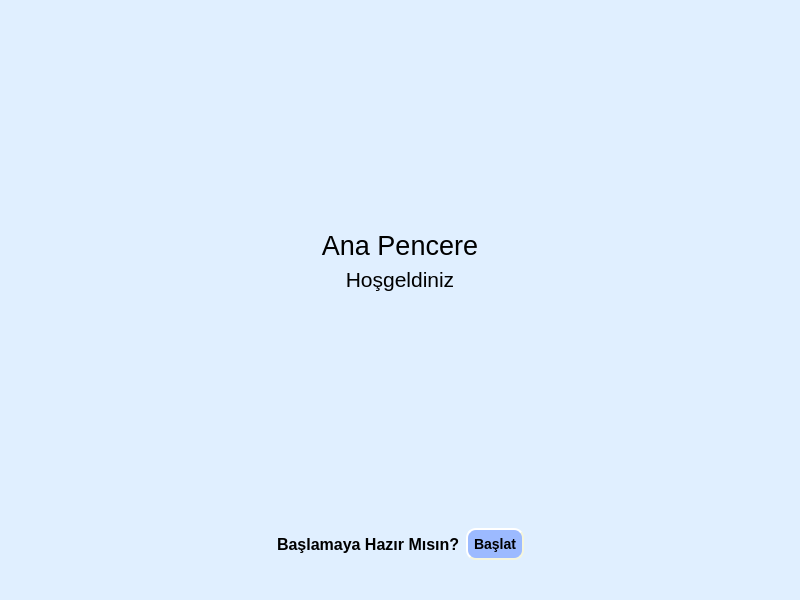
The window that ui/MainWindow.ui (barancinar/EmotionDetection) describes before a commit, drawn with Qt 5.
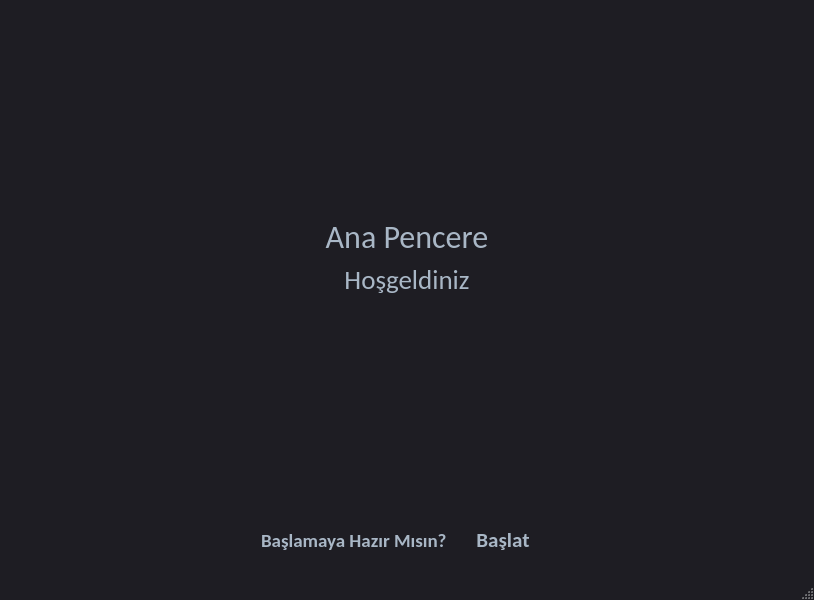
The same window after the commit.

Diff of the .ui file:
```diff
--- a/ui/MainWindow.ui
+++ b/ui/MainWindow.ui
@@ -6,7 +6,7 @@
    <rect>
     <x>0</x>
     <y>0</y>
-    <width>800</width>
+    <width>814</width>
     <height>600</height>
    </rect>
   </property>
@@ -14,9 +14,16 @@
    <string>MainWindow</string>
   </property>
   <property name="styleSheet">
-   <string notr="true">background-color: rgb(224, 239, 255);</string>
+   <string notr="true">
+QMainWindow {
+	background-color:#1e1d23;
+}</string>
   </property>
   <widget class="QWidget" name="centralwidget">
+   <property name="styleSheet">
+    <string notr="true">background-color:#1e1d23;
+</string>
+   </property>
    <layout class="QVBoxLayout" name="verticalLayout">
     <item>
      <spacer name="verticalSpacer_2">
@@ -35,10 +42,15 @@
      <widget class="QLabel" name="label">
       <property name="font">
        <font>
-        <family>Microsoft Sans Serif</family>
-        <pointsize>20</pointsize>
+        <family>Calibri</family>
+        <pointsize>24</pointsize>
        </font>
       </property>
+      <property name="styleSheet">
+       <string notr="true">QLabel {
+	color: #a9b7c6;
+}</string>
+      </property>
       <property name="text">
        <string>Ana Pencere</string>
       </property>
@@ -51,10 +63,15 @@
      <widget class="QLabel" name="label_2">
       <property name="font">
        <font>
-        <family>MS Sans Serif</family>
-        <pointsize>16</pointsize>
+        <family>Calibri</family>
+        <pointsize>20</pointsize>
        </font>
       </property>
+      <property name="styleSheet">
+       <string notr="true">QLabel {
+	color: #a9b7c6;
+}</string>
+      </property>
       <property name="text">
        <string>Hoşgeldiniz</string>
       </property>
@@ -96,12 +113,17 @@
         <widget class="QLabel" name="label_3">
          <property name="font">
           <font>
-           <family>MS Sans Serif</family>
-           <pointsize>12</pointsize>
+           <family>Calibri</family>
+           <pointsize>14</pointsize>
            <weight>75</weight>
            <bold>true</bold>
           </font>
          </property>
+         <property name="styleSheet">
+          <string notr="true">QLabel {
+	color: #a9b7c6;
+}</string>
+         </property>
          <property name="text">
           <string>Başlamaya Hazır Mısın?</string>
          </property>
@@ -109,25 +131,81 @@
        </item>
        <item>
         <widget class="QPushButton" name="pushButton">
+         <property name="minimumSize">
+          <size>
+           <width>100</width>
+           <height>40</height>
+          </size>
+         </property>
          <property name="font">
           <font>
-           <family>MS Sans Serif</family>
-           <pointsize>-1</pointsize>
+           <family>Calibri</family>
+           <pointsize>16</pointsize>
            <weight>75</weight>
            <italic>false</italic>
            <bold>true</bold>
           </font>
          </property>
          <property name="styleSheet">
-          <string notr="true">background-color: rgb(156, 186, 255);
-font: 75 12pt &quot;MS Sans Serif&quot;;
-    border-style: outset;
-    border-width: 2px;
-    border-radius: 10px;
-    border-color: beige;
-    font: bold 14px;
-    min-width: 10em;
-    padding: 6px;</string>
+          <string notr="true">QPushButton{
+	border-style: solid;
+	border-top-color: transparent;
+	border-right-color: transparent;
+	border-left-color: transparent;
+	border-bottom-color: transparent;
+	border-width: 1px;
+	border-style: solid;
+	color: #a9b7c6;
+	padding: 2px;
+	background-color: #1e1d23;
+}
+QPushButton::default{
+	border-style: inset;
+	border-top-color: transparent;
+	border-right-color: transparent;
+	border-left-color: transparent;
+	border-bottom-color: #04b97f;
+	border-width: 1px;
+	color: #a9b7c6;
+	padding: 2px;
+	background-color: #1e1d23;
+}
+QPushButton:hover{
+	border-style: solid;
+	border-top-color: transparent;
+	border-right-color: transparent;
+	border-left-color: transparent;
+	border-bottom-color: #37efba;
+	border-bottom-width: 1px;
+	border-style: solid;
+	color: #FFFFFF;
+	padding-bottom: 2px;
+	background-color: #1e1d23;
+}
+QPushButton:pressed{
+	border-style: solid;
+	border-top-color: transparent;
+	border-right-color: transparent;
+	border-left-color: transparent;
+	border-bottom-color: #37efba;
+	border-bottom-width: 2px;
+	border-style: solid;
+	color: #37efba;
+	padding-bottom: 1px;
+	background-color: #1e1d23;
+}
+QPushButton:disabled{
+	border-style: solid;
+	border-top-color: transparent;
+	border-right-color: transparent;
+	border-left-color: transparent;
+	border-bottom-color: #808086;
+	border-bottom-width: 2px;
+	border-style: solid;
+	color: #808086;
+	padding-bottom: 1px;
+	background-color: #1e1d23;
+}</string>
          </property>
          <property name="text">
           <string>Başlat</string>
```
